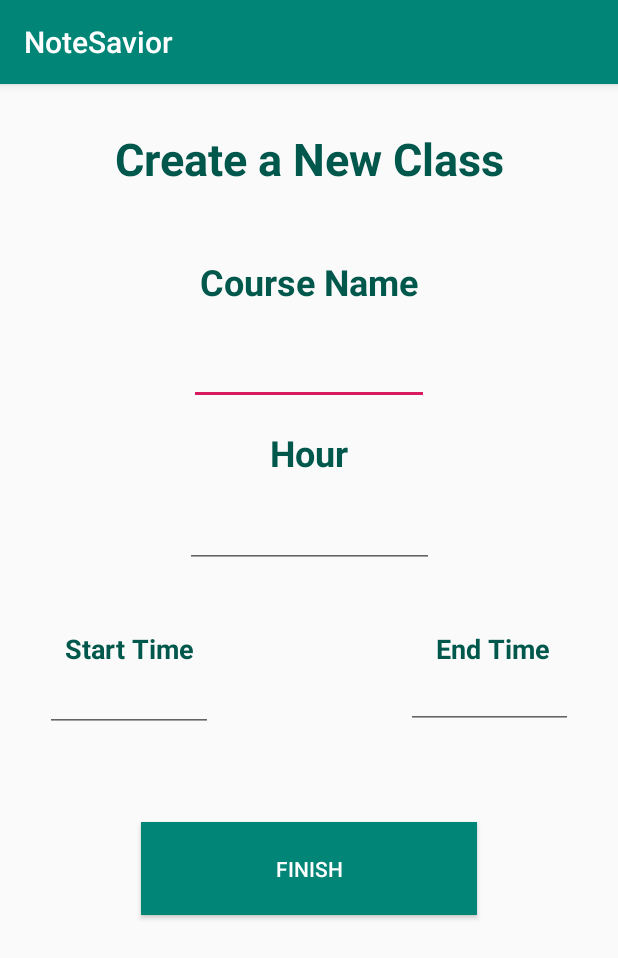
After one commit to giangpro93/NoteSavior, an Android app: the NewCourse screen opened directly, with no data from a screen before it, on a phone screen of 412 x 824 dp. The commit adds this screen. Shown: the top 958 px of the screen. Run offline under Robolectric (Android 15) with nearby library versions, the phone set to English and light mode, and no system bars.

Commit message:
added two more pages

```diff
--- a/app/src/main/AndroidManifest.xml
+++ b/app/src/main/AndroidManifest.xml
@@ -16,6 +16,12 @@
                 <category android:name="android.intent.category.LAUNCHER" />
             </intent-filter>
         </activity>
+        <activity android:name=".ClassHub">
+
+        </activity>
+        <activity android:name=".NewCourse">
+
+        </activity>
     </application>
 
 </manifest>
--- /dev/null
+++ b/app/src/main/java/com/example/git/notesavior/NewCourse.java
@@ -0,0 +1,27 @@
+package com.example.git.notesavior;
+
+import android.os.Bundle;
+import android.support.v7.app.AppCompatActivity;
+import android.view.View;
+import android.widget.Button;
+import android.widget.EditText;
+
+public class NewCourse extends AppCompatActivity {
+
+    @Override
+    protected void onCreate(Bundle savedInstanceState) {
+        super.onCreate(savedInstanceState);
+        setContentView(R.layout.activity_newcourse);
+        final EditText CourseName = (EditText) findViewById(R.id.editText3);
+        final EditText CourseHour = (EditText) findViewById(R.id.editText8);
+        final EditText startTime = (EditText) findViewById(R.id.editText5);
+        final EditText endTime = (EditText) findViewById(R.id.editText6);
+        final Button button4 = findViewById(R.id.button4);
+        button4.setOnClickListener(new View.OnClickListener() {
+            public void onClick(View v) {
+                //fill database with CourseName,CourseHour, starTime and endTime
+            }
+        });
+
+    }
+}
--- /dev/null
+++ b/app/src/main/res/layout/activity_newcourse.xml
@@ -0,0 +1,145 @@
+<?xml version="1.0" encoding="utf-8"?>
+<android.support.constraint.ConstraintLayout
+    xmlns:android="http://schemas.android.com/apk/res/android"
+    xmlns:app="http://schemas.android.com/apk/res-auto"
+    xmlns:tools="http://schemas.android.com/tools"
+    android:layout_width="match_parent"
+    android:layout_height="match_parent">
+
+    <TextView
+        android:id="@+id/textView6"
+        android:layout_width="wrap_content"
+        android:layout_height="wrap_content"
+        android:layout_marginTop="29dp"
+        android:text="@string/newClass"
+        android:textAlignment="center"
+        android:textColor="@color/colorPrimaryDark"
+        android:textSize="30sp"
+        android:textStyle="bold"
+        app:layout_constraintEnd_toEndOf="parent"
+        app:layout_constraintStart_toStartOf="parent"
+        app:layout_constraintTop_toTopOf="parent" />
+
+    <TextView
+        android:id="@+id/textView7"
+        android:layout_width="wrap_content"
+        android:layout_height="wrap_content"
+        android:layout_marginTop="45dp"
+        android:text="@string/courseName"
+        android:textAlignment="center"
+        android:textColor="@color/colorPrimaryDark"
+        android:textSize="24sp"
+        android:textStyle="bold"
+        app:layout_constraintEnd_toEndOf="parent"
+        app:layout_constraintStart_toStartOf="parent"
+        app:layout_constraintTop_toBottomOf="@+id/textView6" />
+
+    <EditText
+        android:id="@+id/editText3"
+        android:layout_width="wrap_content"
+        android:layout_height="wrap_content"
+        android:layout_marginTop="26dp"
+        android:autofillHints="@color/colorPrimary"
+        android:ems="10"
+        android:inputType="textPersonName"
+        android:textAlignment="center"
+        android:textAllCaps="false"
+        android:textSize="14sp"
+        android:textStyle="italic"
+        android:labelFor="@+id/editText3"
+        app:layout_constraintEnd_toEndOf="parent"
+        app:layout_constraintStart_toStartOf="parent"
+        app:layout_constraintTop_toBottomOf="@+id/textView7" />
+
+    <TextView
+        android:id="@+id/textView8"
+        android:layout_width="wrap_content"
+        android:layout_height="wrap_content"
+        android:layout_marginStart="43dp"
+        android:layout_marginTop="150dp"
+        android:text="@string/start"
+        android:textColor="@color/colorPrimaryDark"
+        android:textSize="18sp"
+        android:textStyle="bold"
+        app:layout_constraintStart_toStartOf="parent"
+        app:layout_constraintTop_toBottomOf="@+id/editText3" />
+
+    <TextView
+        android:id="@+id/textView9"
+        android:layout_width="wrap_content"
+        android:layout_height="22dp"
+        android:layout_marginTop="150dp"
+        android:layout_marginEnd="45dp"
+        android:text="@string/end"
+        android:textColor="@color/colorPrimaryDark"
+        android:textSize="18sp"
+        android:textStyle="bold"
+        app:layout_constraintEnd_toEndOf="parent"
+        app:layout_constraintTop_toBottomOf="@+id/editText3" />
+
+    <EditText
+        android:id="@+id/editText5"
+        android:layout_width="112dp"
+        android:layout_height="43dp"
+        android:layout_marginStart="30dp"
+        android:autofillHints="@color/colorPrimary"
+        android:ems="10"
+        android:inputType="number"
+        android:labelFor="@+id/editText5"
+        app:layout_constraintStart_toStartOf="parent"
+        app:layout_constraintTop_toBottomOf="@+id/textView8" />
+
+    <EditText
+        android:id="@+id/editText6"
+        android:layout_width="111dp"
+        android:layout_height="44dp"
+        android:layout_marginEnd="30dp"
+        android:autofillHints="@color/colorPrimary"
+        android:ems="10"
+        android:inputType="number"
+        android:labelFor="@+id/editText6"
+        app:layout_constraintEnd_toEndOf="parent"
+        app:layout_constraintTop_toBottomOf="@+id/textView9" />
+
+    <Button
+        android:id="@+id/button4"
+        android:layout_width="224dp"
+        android:layout_height="62dp"
+        android:layout_marginTop="62dp"
+        android:background="@color/colorPrimary"
+        android:text="@string/finish"
+        android:textAlignment="center"
+
+        android:textColor="@android:color/white"
+        app:layout_constraintEnd_toEndOf="parent"
+        app:layout_constraintStart_toStartOf="parent"
+        app:layout_constraintTop_toBottomOf="@+id/editText6" />
+
+    <TextView
+        android:id="@+id/textView10"
+        android:layout_width="wrap_content"
+        android:layout_height="wrap_content"
+        android:layout_marginTop="15dp"
+        android:text="@string/courseHour"
+        android:textColor="@color/colorPrimaryDark"
+        android:textSize="24sp"
+        android:textStyle="bold"
+        app:layout_constraintEnd_toEndOf="parent"
+        app:layout_constraintStart_toStartOf="parent"
+        app:layout_constraintTop_toBottomOf="@+id/editText3" />
+
+    <EditText
+        android:id="@+id/editText8"
+        android:layout_width="166dp"
+        android:layout_height="wrap_content"
+        android:layout_marginTop="15dp"
+        android:ems="10"
+        android:labelFor="@+id/editText8"
+        android:autofillHints="@color/colorPrimary"
+        android:inputType="number"
+        android:textAlignment="center"
+        app:layout_constraintEnd_toEndOf="parent"
+        app:layout_constraintStart_toStartOf="parent"
+        app:layout_constraintTop_toBottomOf="@+id/textView10" />
+
+</android.support.constraint.ConstraintLayout>
```
Also changed, not shown: app/src/main/java/com/example/git/notesavior/ClassHub.java (added, +42 -0 lines), app/src/main/res/layout/activity_classhub.xml (added, +97 -0 lines), app/src/main/res/values/strings.xml (line endings or trailing spaces).
